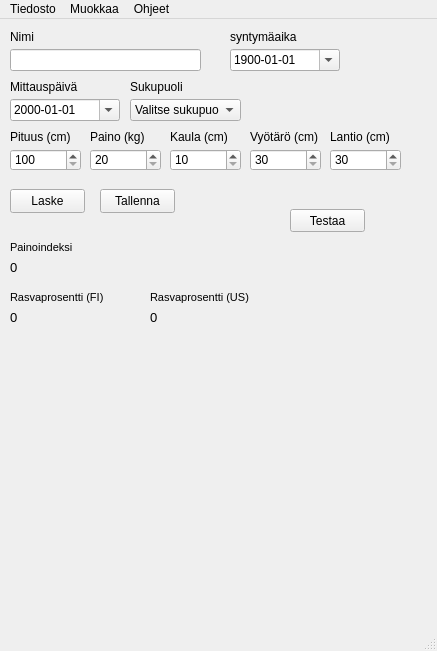
TimoKuukka/FitnessGUI, file main.ui: the form before one commit.
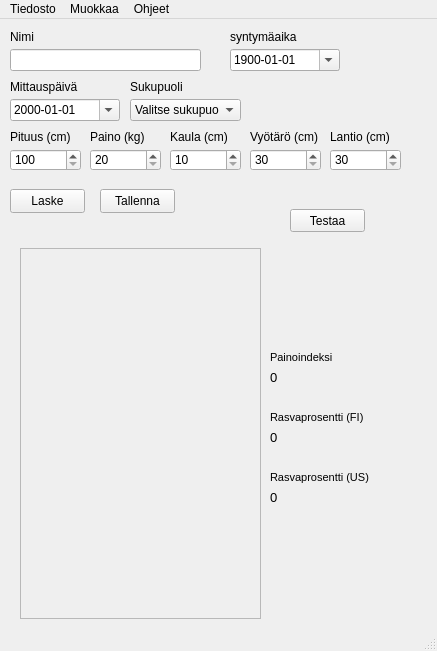
The form after the commit. Icons and pictures are not drawn.

What changed in the file:
```diff
--- a/main.ui
+++ b/main.ui
@@ -282,8 +282,8 @@
    <widget class="QLabel" name="label_11">
     <property name="geometry">
      <rect>
-      <x>10</x>
-      <y>220</y>
+      <x>270</x>
+      <y>330</y>
       <width>71</width>
       <height>16</height>
      </rect>
@@ -300,8 +300,8 @@
    <widget class="QLabel" name="label_12">
     <property name="geometry">
      <rect>
-      <x>150</x>
-      <y>270</y>
+      <x>270</x>
+      <y>450</y>
       <width>111</width>
       <height>16</height>
      </rect>
@@ -318,8 +318,8 @@
    <widget class="QLabel" name="label_13">
     <property name="geometry">
      <rect>
-      <x>10</x>
-      <y>270</y>
+      <x>270</x>
+      <y>390</y>
       <width>101</width>
       <height>16</height>
      </rect>
@@ -336,8 +336,8 @@
    <widget class="QLabel" name="bmiLabel">
     <property name="geometry">
      <rect>
-      <x>10</x>
-      <y>240</y>
+      <x>270</x>
+      <y>350</y>
       <width>81</width>
       <height>16</height>
      </rect>
@@ -354,8 +354,8 @@
    <widget class="QLabel" name="fatFiLabel">
     <property name="geometry">
      <rect>
-      <x>10</x>
-      <y>290</y>
+      <x>270</x>
+      <y>410</y>
       <width>111</width>
       <height>16</height>
      </rect>
@@ -372,8 +372,8 @@
    <widget class="QLabel" name="fatUsLabel">
     <property name="geometry">
      <rect>
-      <x>150</x>
-      <y>290</y>
+      <x>270</x>
+      <y>470</y>
       <width>121</width>
       <height>16</height>
      </rect>
@@ -455,6 +455,48 @@
      <string>Testaa</string>
     </property>
    </widget>
+   <widget class="QFrame" name="frame">
+    <property name="geometry">
+     <rect>
+      <x>20</x>
+      <y>229</y>
+      <width>241</width>
+      <height>371</height>
+     </rect>
+    </property>
+    <property name="layoutDirection">
+     <enum>Qt::LeftToRight</enum>
+    </property>
+    <property name="styleSheet">
+     <string notr="true">background-image: url(:/pictures/MiesSlice.png);
+background-image: url(:/pictures/NaisSlice.png);</string>
+    </property>
+    <property name="frameShape">
+     <enum>QFrame::StyledPanel</enum>
+    </property>
+    <property name="frameShadow">
+     <enum>QFrame::Raised</enum>
+    </property>
+   </widget>
+   <widget class="QLabel" name="label_2">
+    <property name="geometry">
+     <rect>
+      <x>340</x>
+      <y>230</y>
+      <width>81</width>
+      <height>91</height>
+     </rect>
+    </property>
+    <property name="text">
+     <string/>
+    </property>
+    <property name="pixmap">
+     <pixmap resource="dialogResources.qrc">:/pictures/MiesSlice.png</pixmap>
+    </property>
+    <property name="scaledContents">
+     <bool>true</bool>
+    </property>
+   </widget>
   </widget>
   <widget class="QMenuBar" name="menubar">
    <property name="geometry">
```
Left out of the diff: 4 changed lines with no effect on the pictures.
